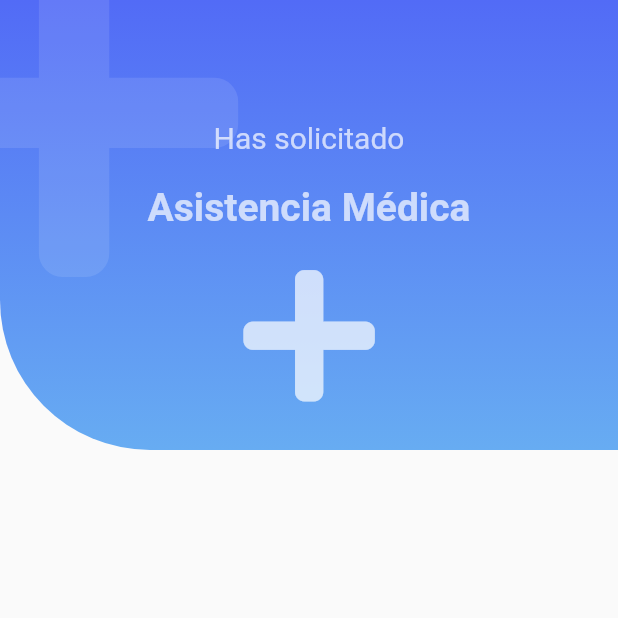
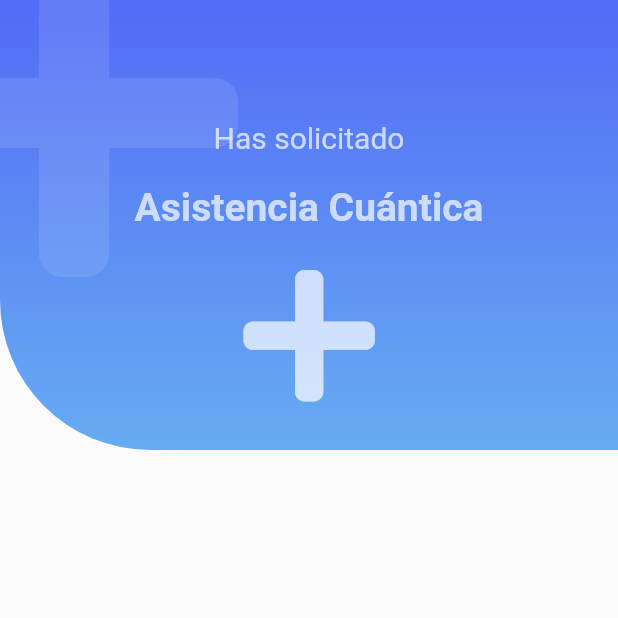
Before and after one commit to urielexis64/flutter_animations, a Flutter app: the screen it shows after launch, on a phone screen of 412 x 824 dp, the top half of it. Run offline on Flutter 3.47's test engine with Material 2 defaults, Android fonts, the phone set to English and light mode, and no system bars; our stand-ins replace flutter_svg, font_awesome_flutter.

Commit message:
parameterizing iconheader

```diff
--- a/lib/src/pages/emergency_page.dart
+++ b/lib/src/pages/emergency_page.dart
@@ -1,11 +1,16 @@
 import 'package:custom_painter/src/widgets/headers.dart';
 import 'package:flutter/material.dart';
+import 'package:font_awesome_flutter/font_awesome_flutter.dart';
 
 class EmergencyPage extends StatelessWidget {
   @override
   Widget build(BuildContext context) {
     return Scaffold(
-      body: IconHeader(),
+      body: IconHeader(
+        icon: FontAwesomeIcons.plus,
+        title: "Asistencia Cuántica",
+        subtitle: "Has solicitado",
+      ),
     );
   }
 }
--- a/lib/src/widgets/headers.dart
+++ b/lib/src/widgets/headers.dart
@@ -171,19 +171,30 @@ class _HeaderCurvePainter extends CustomPainter {
 }
 
 class IconHeader extends StatelessWidget {
-  const IconHeader({Key key}) : super(key: key);
+  final IconData icon;
+  final String title;
+  final String subtitle;
+  final Color color1;
+  final Color color2;
+
+  const IconHeader(
+      {@required this.icon,
+      @required this.title,
+      @required this.subtitle,
+      this.color1 = const Color(0xff526bf6),
+      this.color2 = const Color(0xff67acf2)});
 
   @override
   Widget build(BuildContext context) {
     final Color whiteColor = Colors.white.withOpacity(0.7);
 
     return Stack(children: [
-      _IconHeaderBackground(),
+      _IconHeaderBackground(this.color1, this.color2),
       Positioned(
         top: -50,
         left: -60,
         child: FaIcon(
-          FontAwesomeIcons.plus,
+          this.icon,
           size: 250,
           color: Colors.white.withOpacity(0.1),
         ),
@@ -196,14 +207,14 @@ class IconHeader extends StatelessWidget {
             width: double.infinity,
           ),
           Text(
-            "Has solicitado",
+            this.subtitle,
             style: TextStyle(fontSize: 20, color: whiteColor),
           ),
           SizedBox(
             height: 20,
           ),
           Text(
-            "Asistencia Médica",
+            this.title,
             style: TextStyle(
                 fontSize: 26, color: whiteColor, fontWeight: FontWeight.bold),
           ),
@@ -211,7 +222,7 @@ class IconHeader extends StatelessWidget {
             height: 20,
           ),
           FaIcon(
-            FontAwesomeIcons.plus,
+            this.icon,
             size: 100,
             color: whiteColor,
           )
@@ -222,6 +233,11 @@ class IconHeader extends StatelessWidget {
 }
 
 class _IconHeaderBackground extends StatelessWidget {
+  final Color color1;
+  final Color color2;
+
+  const _IconHeaderBackground(this.color1, this.color2);
+
   @override
   Widget build(BuildContext context) {
     return Container(
@@ -231,7 +247,7 @@ class _IconHeaderBackground extends StatelessWidget {
           gradient: LinearGradient(
               begin: Alignment.topCenter,
               end: Alignment.bottomCenter,
-              colors: [Color(0xff526bf6), Color(0xff67acf2)]),
+              colors: [this.color1, this.color2]),
           borderRadius: BorderRadius.only(bottomLeft: Radius.circular(100))),
     );
   }
```
